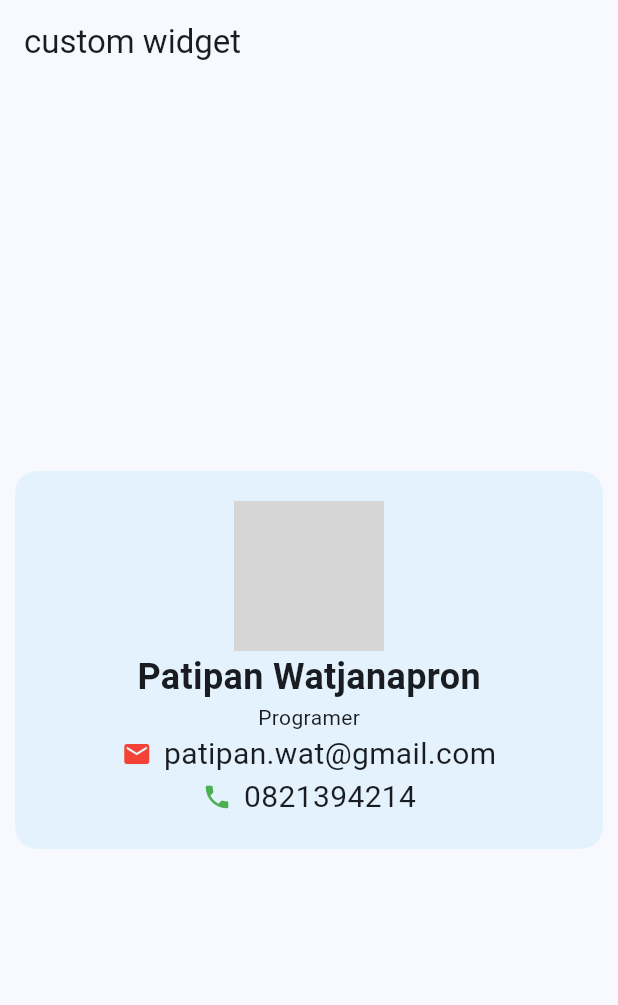
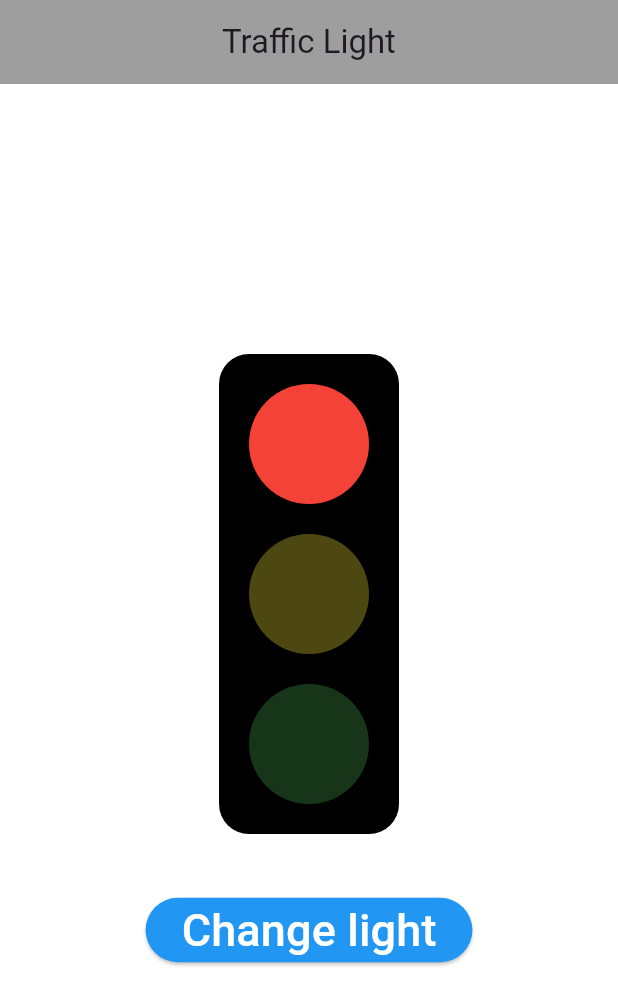
Before and after one commit to 660710592/first_app, a Flutter app: the screen it shows after launch, on a phone screen of 412 x 824 dp. Shown: the top 1005 px of the screen. Run offline on Flutter 3.47's test engine with Material 3 defaults, Android fonts, the phone set to English and light mode, and no system bars; our stand-ins replace firebase_core; accounts and stored records are empty; grey boxes are pictures that could not be loaded.

Commit message:
Trafficlight

```diff
--- /dev/null
+++ b/lib/Week6/components/Assigment/traffic_light.dart
@@ -0,0 +1,59 @@
+import 'package:flutter/material.dart';
+
+class TrafficLight extends StatelessWidget {
+  final int currentLight;
+  const TrafficLight({super.key, required this.currentLight});
+
+  @override
+  Widget build(BuildContext context) {
+    return Container(
+      padding: EdgeInsets.all(20),
+      decoration: BoxDecoration(
+        color: Colors.black,
+        borderRadius: BorderRadius.circular(20),
+      ),
+      child: Column(
+        children: [
+          AnimatedOpacity(
+            opacity: currentLight == 0 ? 1.0 : 0.3,
+            duration: Duration(seconds: 2),
+            child: Container(
+              width: 80,
+              height: 80,
+              decoration: BoxDecoration(
+                color: Colors.red,
+                shape: BoxShape.circle,
+              ),
+            ),
+          ),
+          const SizedBox(height: 20),
+          AnimatedOpacity(
+            opacity: currentLight == 1 ? 1.0 : 0.3,
+            duration: Duration(seconds: 2),
+            child: Container(
+              width: 80,
+              height: 80,
+              decoration: BoxDecoration(
+                color: Colors.yellow,
+                shape: BoxShape.circle,
+              ),
+            ),
+          ),
+          const SizedBox(height: 20),
+          AnimatedOpacity(
+            opacity: currentLight == 2 ? 1.0 : 0.3,
+            duration: Duration(seconds: 2),
+            child: Container(
+              width: 80,
+              height: 80,
+              decoration: BoxDecoration(
+                color: Colors.green,
+                shape: BoxShape.circle,
+              ),
+            ),
+          ),
+        ],
+      ),
+    );
+  }
+}
--- /dev/null
+++ b/lib/Week6/components/Assigment/traffic_light_page.dart
@@ -0,0 +1,45 @@
+import 'package:flutter/material.dart';
+import 'package:first_app/Week6/components/Assigment/traffic_light.dart';
+
+class TrafficLightPage extends StatefulWidget {
+  const TrafficLightPage({super.key});
+
+  @override
+  State<TrafficLightPage> createState() => _TrafficLightPageState();
+}
+
+class _TrafficLightPageState extends State<TrafficLightPage> {
+  int currentLight = 0;
+
+  @override
+  Widget build(BuildContext context) {
+    return Scaffold(
+      appBar: AppBar(
+        title: const Text("Traffic Light"),
+        centerTitle: true,
+        backgroundColor: Colors.grey,
+      ),
+      body: Center(
+        child: Column(
+          mainAxisAlignment: MainAxisAlignment.center,
+          children: [
+            TrafficLight(currentLight: currentLight),
+            const SizedBox(height: 40),
+            ElevatedButton(
+              onPressed: () {
+                setState(() {
+                  currentLight = (currentLight + 1) % 3;
+                });
+              },
+              style: ElevatedButton.styleFrom(backgroundColor: Colors.blue),
+              child: const Text(
+                "Change light",
+                style: TextStyle(fontSize: 30, color: Colors.white),
+              ),
+            ),
+          ],
+        ),
+      ),
+    );
+  }
+}
--- a/lib/Week6/components/Page/simple_custom_widget.dart
+++ b/lib/Week6/components/Page/simple_custom_widget.dart
@@ -14,7 +14,7 @@ class _SimpleCustomWidgetState extends State<SimpleCustomWidget> {
   @override
   Widget build(BuildContext context) {
     return Scaffold(
-      appBar: AppBar(title: Text('custom widget')),
+      appBar: AppBar(title: Text('custom widget'), centerTitle: true),
       body: Center(
         child: Column(
           mainAxisAlignment: MainAxisAlignment.center,
--- a/lib/main.dart
+++ b/lib/main.dart
@@ -9,6 +9,8 @@ import 'package:first_app/week5/ApiExample.dart';
 import 'package:first_app/week5/ApiExamplelist.dart';
 import 'package:first_app/week5/Assigment.dart';
 import 'package:first_app/Week6/components/Page/simple_custom_widget.dart';
+import 'package:first_app/Week6/components/Page/animation_page.dart';
+import 'package:first_app/Week6/components/Assigment/traffic_light_page.dart';
 
 void main() {
   runApp(const MyApp());
@@ -27,17 +29,23 @@ class MyApp extends StatelessWidget {
       // '/second': (context) => const SecondPage(),
       // '/counter': (context) => const CounterWidget(),
       //},
-      theme: ThemeData(
-        useMaterial3: true,
-        colorScheme: ColorScheme.fromSeed(seedColor: Colors.blue),
+      theme: ThemeData.light().copyWith(
+        scaffoldBackgroundColor: Colors.white,
+        textTheme: const TextTheme(bodyMedium: TextStyle(color: Colors.black)),
+        appBarTheme: const AppBarTheme(backgroundColor: Colors.blue),
       ),
-      debugShowCheckedModeBanner: false,
-      home: SimpleCustomWidget(),
+      darkTheme: ThemeData.dark().copyWith(
+        scaffoldBackgroundColor: Colors.blueGrey[900],
+        textTheme: const TextTheme(bodyMedium: TextStyle(color: Colors.white)),
+        appBarTheme: AppBarTheme(backgroundColor: Colors.grey[800]),
+      ),
+      themeMode: ThemeMode.light,
+      home: TrafficLightPage(),
     );
   }
 }
 
-class MyWidget extends StatelessWidget {
+/*class MyWidget extends StatelessWidget {
   const MyWidget({super.key});
 
   @override
@@ -50,4 +58,4 @@ class MyWidget extends StatelessWidget {
       ),
     );
   }
-}
+}*/
```
Also changed, not shown: lib/Week6/components/CustomCounterWidget.dart (+8 -14 lines), lib/Week6/components/Page/animation_page.dart (added, +125 -0 lines).
